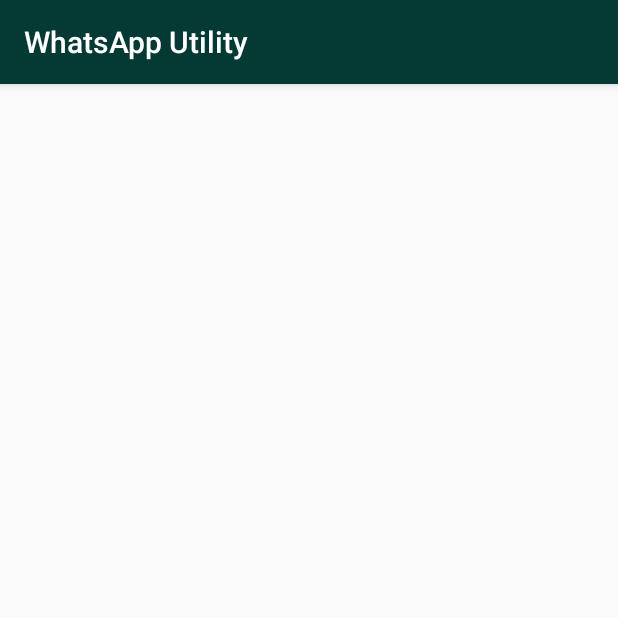
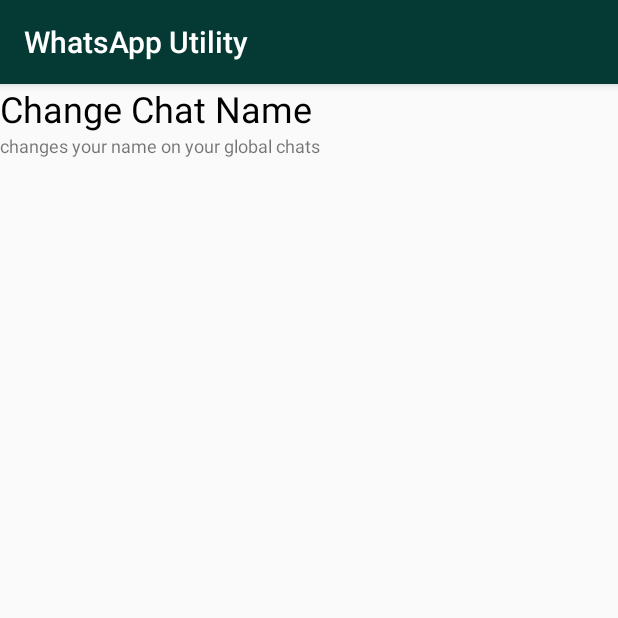
Before and after one commit to ogil7190/wa-utility-v2, an Android app: the fragment FragmentSettings shown on its own in the app's theme, on a phone screen of 412 x 824 dp, the top half of it. Run offline under Robolectric (Android 15) with nearby library versions, the phone set to English and light mode, and no system bars.

Commit message:
settings

```diff
--- a/app/src/main/java/com/bluebulls/apps/whatsapputility/fragments/FragmentSettings.java
+++ b/app/src/main/java/com/bluebulls/apps/whatsapputility/fragments/FragmentSettings.java
@@ -1,11 +1,16 @@
 package com.bluebulls.apps.whatsapputility.fragments;
 
+import android.content.DialogInterface;
 import android.os.Bundle;
 import android.support.annotation.Nullable;
 import android.support.v4.app.Fragment;
+import android.support.v7.app.AlertDialog;
 import android.view.LayoutInflater;
 import android.view.View;
 import android.view.ViewGroup;
+import android.widget.EditText;
+import android.widget.LinearLayout;
+import android.widget.TextView;
 
 import com.bluebulls.apps.whatsapputility.R;
 
@@ -27,6 +32,33 @@ public class FragmentSettings extends Fragment {
     @Override
     public View onCreateView(LayoutInflater inflater, @Nullable ViewGroup container, @Nullable Bundle savedInstanceState) {
         View v=inflater.inflate(R.layout.settings_fragment,null);
+        TextView changeName=(TextView)v.findViewById(R.id.changeName);
+        LinearLayout l=(LinearLayout)inflater.inflate(R.layout.new_name_dialog,null);
+        LinearLayout l2=(LinearLayout)inflater.inflate(R.layout.custom_name_title,null);
+        final EditText newName=(EditText)l.findViewById(R.id.newName);
+        final AlertDialog alertDialog=new AlertDialog.Builder(getContext())
+                .setCancelable(false)
+                .setCustomTitle(l2)
+                .setView(l)
+                .setPositiveButton("Ok", new DialogInterface.OnClickListener() {
+                    @Override
+                    public void onClick(DialogInterface dialog, int which) {
+                        newName.setText("");
+                    }
+                })
+                .setNegativeButton("Cancel", new DialogInterface.OnClickListener() {
+                    @Override
+                    public void onClick(DialogInterface dialog, int which) {
+                        dialog.dismiss();
+                        newName.setText("");
+                    }
+                }).create();
+        changeName.setOnClickListener(new View.OnClickListener() {
+            @Override
+            public void onClick(View v) {
+                alertDialog.show();
+            }
+        });
         return v;
     }
 }
--- a/app/src/main/res/layout/settings_fragment.xml
+++ b/app/src/main/res/layout/settings_fragment.xml
@@ -2,5 +2,16 @@
 <LinearLayout xmlns:android="http://schemas.android.com/apk/res/android"
     android:orientation="vertical" android:layout_width="match_parent"
     android:layout_height="match_parent">
-
+    <TextView
+        android:layout_width="match_parent"
+        android:layout_height="wrap_content"
+        android:textSize="24dp"
+        android:textColor="#000000"
+        android:id="@+id/changeName"
+        android:text="Change Chat Name"/>
+    <TextView
+        android:layout_width="match_parent"
+        android:layout_height="wrap_content"
+        android:textSize="12dp"
+        android:text="changes your name on your global chats"/>
 </LinearLayout>
```
Also changed, not shown: app/src/main/res/layout/custom_name_title.xml (added, +16 -0 lines), app/src/main/res/layout/new_name_dialog.xml (added, +12 -0 lines), 8 other files.
